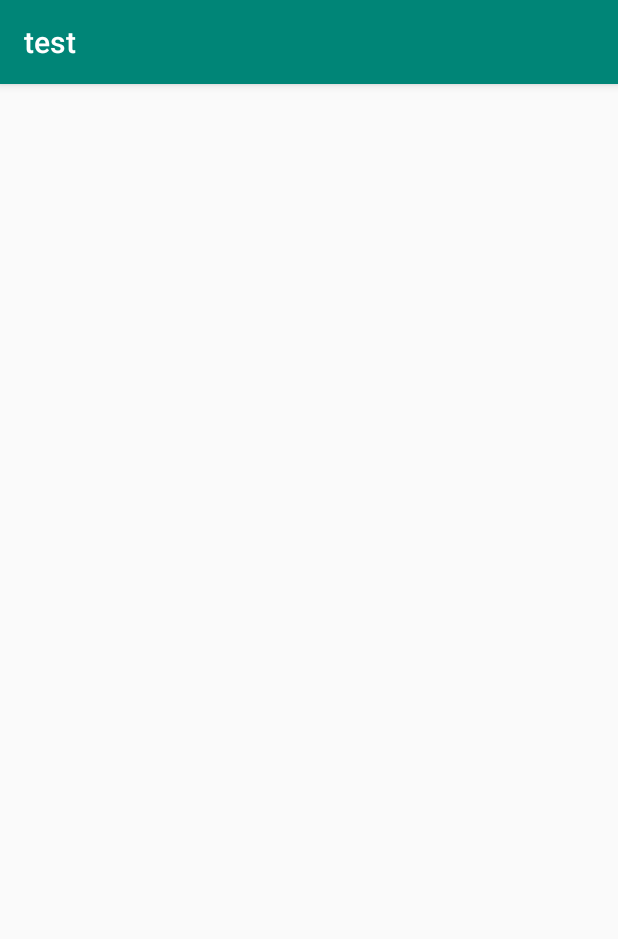
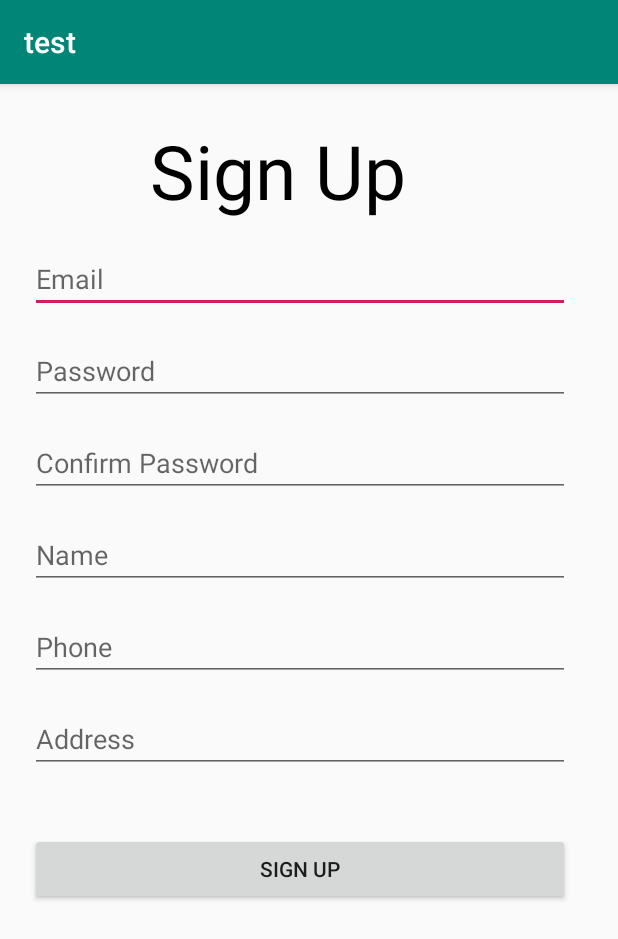
Before and after one commit to Herb2o11/MobileCruiseApp, an Android app: the Register screen opened directly, with no data from a screen before it, on a phone screen of 412 x 824 dp. Shown: the top 939 px of the screen. Run offline under Robolectric (Android 15) with nearby library versions, the phone set to English and light mode, and no system bars.

Commit message:
Xml sign up page done

```diff
--- a/app/src/main/java/com/example/test/Register.java
+++ b/app/src/main/java/com/example/test/Register.java
@@ -25,5 +25,14 @@ public class Register extends AppCompatActivity {
             setTheme(R.style.AppTheme);
         super.onCreate(savedInstanceState);
         setContentView(R.layout.activity_register);
+
+        etEmail = findViewById(R.id.etEmail);
+        etPassword = findViewById(R.id.etPassword);
+        etConfirmPassword = findViewById(R.id.etConfirmPassword);
+        etName = findViewById(R.id.etName);
+        etPhone = findViewById(R.id.etPhone);
+        etAddress = findViewById(R.id.etAddress);
+
+        btnSubmit = findViewById(R.id.btnSingUpPage);
     }
 }
--- a/app/src/main/res/layout/activity_login.xml
+++ b/app/src/main/res/layout/activity_login.xml
@@ -1,9 +1,9 @@
 <?xml version="1.0" encoding="utf-8"?>
-<android.support.constraint.ConstraintLayout xmlns:android="http://schemas.android.com/apk/res/android"
+<RelativeLayout xmlns:android="http://schemas.android.com/apk/res/android"
     xmlns:app="http://schemas.android.com/apk/res-auto"
     xmlns:tools="http://schemas.android.com/tools"
     android:layout_width="match_parent"
     android:layout_height="match_parent"
     tools:context=".Login">
 
-</android.support.constraint.ConstraintLayout>
+</RelativeLayout>
--- a/app/src/main/res/layout/activity_register.xml
+++ b/app/src/main/res/layout/activity_register.xml
@@ -6,6 +6,105 @@
     android:layout_height="match_parent"
     tools:context=".Register">
 
+    <TextView
+        android:id="@+id/txtRegister"
+        android:layout_width="wrap_content"
+        android:layout_height="wrap_content"
+        android:layout_marginTop="24dp"
+        android:text="@string/txtSignUpPage"
+        android:textColor="@android:color/black"
+        android:textSize="50sp"
+        android:layout_marginStart="100dp"
+        android:layout_marginLeft="100dp"/>
+
+    <EditText
+        android:id="@+id/etEmail"
+        android:layout_width="360dp"
+        android:layout_height="wrap_content"
+        android:layout_below="@id/txtRegister"
+        android:layout_marginLeft="20dp"
+        android:layout_marginStart="20dp"
+        android:layout_marginTop="16dp"
+        android:hint="@string/hintEmail"
+        android:ems="10"
+        android:inputType="textEmailAddress"
+        tools:ignore="Autofill"
+        />
+    <EditText
+        android:id="@+id/etPassword"
+        android:layout_width="360dp"
+        android:layout_height="wrap_content"
+        android:hint="@string/hintPassword"
+        android:layout_marginTop="16dp"
+        android:layout_marginStart="20dp"
+        android:layout_marginLeft="20dp"
+        android:inputType="textPassword"
+        android:layout_below="@id/etEmail"
+        tools:ignore="Autofill"
+        />
+    <EditText
+        android:id="@+id/etConfirmPassword"
+        android:layout_width="360dp"
+        android:layout_height="wrap_content"
+        android:hint="@string/hintConfirmPassword"
+        android:layout_below="@id/etPassword"
+        android:ems="10"
+        android:layout_marginLeft="20dp"
+        android:layout_marginStart="20dp"
+        android:layout_marginTop="16dp"
+        android:inputType="textPassword"
+        tools:ignore="Autofill"
+        />
+    <EditText
+        android:id="@+id/etName"
+        android:layout_width="360dp"
+        android:layout_height="wrap_content"
+        android:layout_below="@id/etConfirmPassword"
+        android:layout_marginTop="16dp"
+        android:ems="10"
+        android:layout_marginStart="20dp"
+        android:layout_marginLeft="20dp"
+        android:hint="@string/hintName"
+        android:inputType="textPersonName"
+        tools:ignore="Autofill"
+        />
+    <EditText
+        android:id="@+id/etPhone"
+        android:layout_width="360dp"
+        android:layout_height="wrap_content"
+        android:layout_below="@id/etName"
+        android:ems="10"
+        android:layout_marginLeft="20dp"
+        android:layout_marginStart="20dp"
+        android:layout_marginTop="16dp"
+        android:inputType="phone"
+        android:hint="@string/hintPhone"
+        tools:ignore="Autofill"
+        />
+    <EditText
+        android:id="@+id/etAddress"
+        android:layout_width="360dp"
+        android:layout_height="wrap_content"
+        android:layout_below="@id/etPhone"
+        android:layout_marginTop="16dp"
+        android:layout_marginStart="20dp"
+        android:layout_marginLeft="20dp"
+        android:hint="@string/hintAddress"
+        android:ems="10"
+        tools:ignore="Autofill"
+        />
+
+    <Button
+        android:id="@+id/btnSingUpPage"
+        android:layout_width="360dp"
+        android:layout_height="wrap_content"
+        android:text="@string/btnSignUpWelcome"
+        android:layout_below="@id/etAddress"
+        android:layout_marginLeft="20dp"
+        android:layout_marginStart="20dp"
+        android:layout_marginTop="40dp"
+        />
+
 
 
 </RelativeLayout>
--- a/app/src/main/res/values/strings.xml
+++ b/app/src/main/res/values/strings.xml
@@ -70,5 +70,12 @@
     <string name="invalid_username">Not a valid username</string>
     <string name="invalid_password">Password must be >5 characters</string>
     <string name="login_failed">"Login failed"</string>
+    <string name="txtSignUpPage">Sign Up</string>
+    <string name="hintEmail">Email</string>
+    <string name="hintPassword">Password</string>
+    <string name="hintConfirmPassword">Confirm Password</string>
+    <string name="hintName">Name</string>
+    <string name="hintPhone">Phone</string>
+    <string name="hintAddress">Address</string>
 
 </resources>
```
